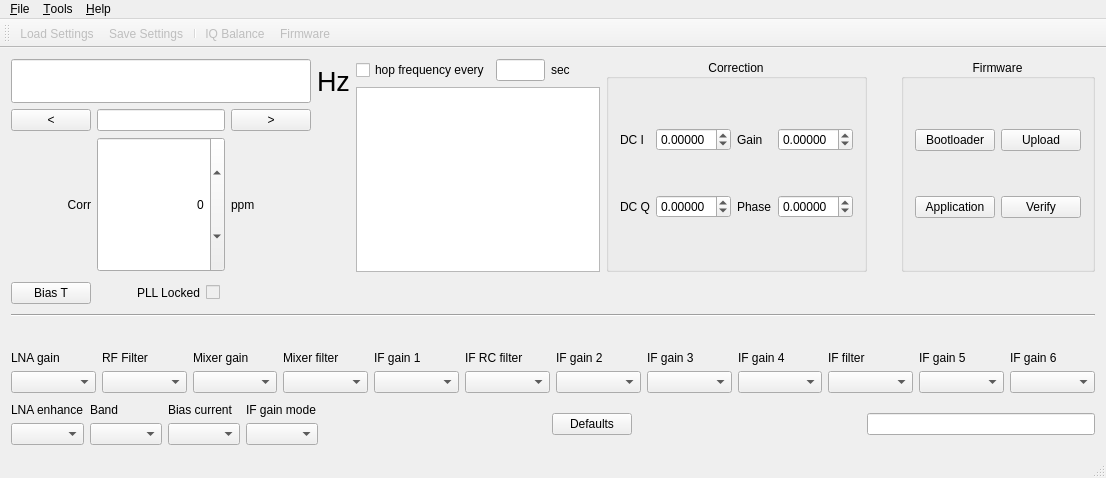
Qt form mainwindow.ui (csete/qthid) before a commit.
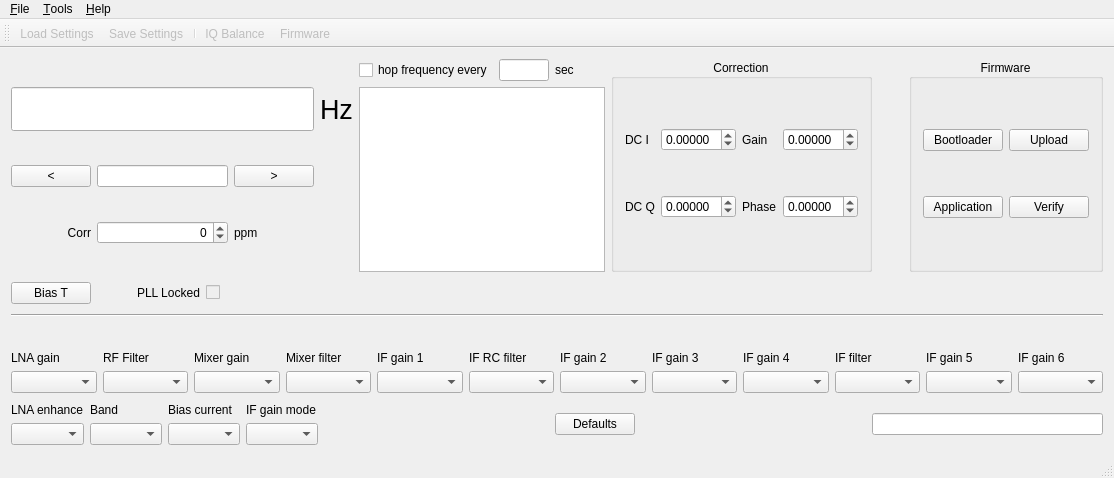
The same form after that commit. Icons and pictures are not drawn.

Commit message: slight GUI fixup, really do freq hop

```diff
--- a/mainwindow.ui
+++ b/mainwindow.ui
@@ -6,7 +6,7 @@
    <rect>
     <x>0</x>
     <y>0</y>
-    <width>1106</width>
+    <width>1114</width>
     <height>478</height>
    </rect>
   </property>
@@ -145,7 +145,7 @@
         <item row="2" column="1">
          <widget class="QSpinBox" name="spinBoxCorr">
           <property name="sizePolicy">
-           <sizepolicy hsizetype="Preferred" vsizetype="Preferred">
+           <sizepolicy hsizetype="Preferred" vsizetype="Maximum">
             <horstretch>0</horstretch>
             <verstretch>0</verstretch>
            </sizepolicy>
@@ -813,7 +813,7 @@
     <rect>
      <x>0</x>
      <y>0</y>
-     <width>1106</width>
+     <width>1114</width>
      <height>22</height>
     </rect>
    </property>
```
